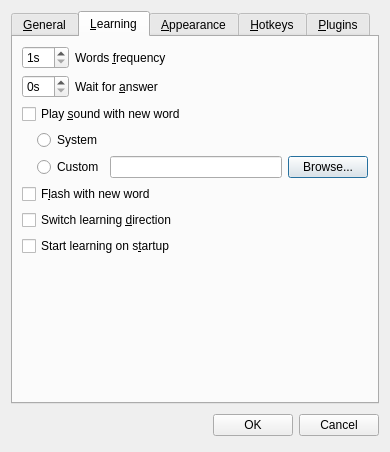
This is source/settingsdialog.ui in martin-kudlicka/vocabulary-master as Qt 5 draws it before an edit. The edited form follows.
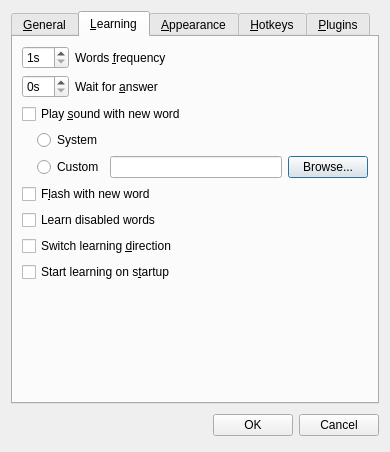
This is the edited form. The open tabs and pages were chosen to show the change. Custom widgets are drawn as their Qt base class.

Commit message: + learn disabled words option

Patch:
```diff
--- a/source/settingsdialog.ui
+++ b/source/settingsdialog.ui
@@ -241,6 +241,13 @@
          </property>
         </widget>
        </item>
+       <item>
+        <widget class="QCheckBox" name="qcbLearnDisabledWords">
+         <property name="text">
+          <string>Learn disabled words</string>
+         </property>
+        </widget>
+       </item>
        <item>
         <widget class="QCheckBox" name="qcbSwitchLearningDirection">
          <property name="text">
```
The commit also changes 4 other files.
